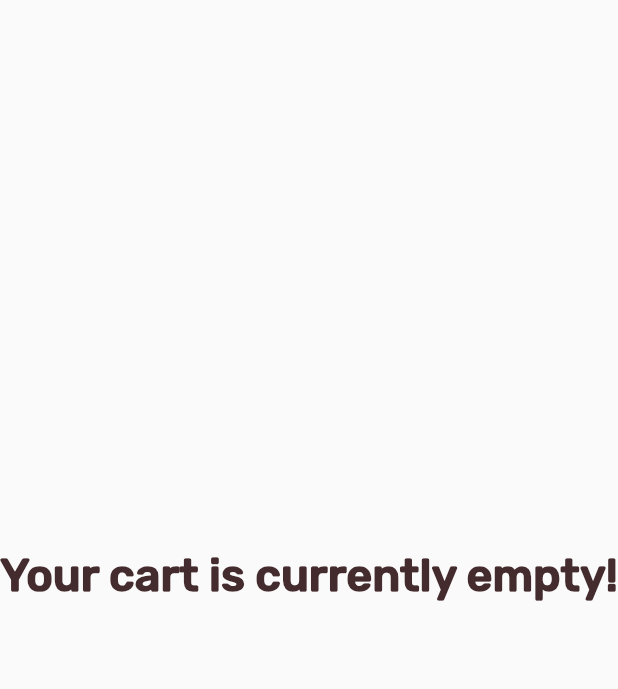
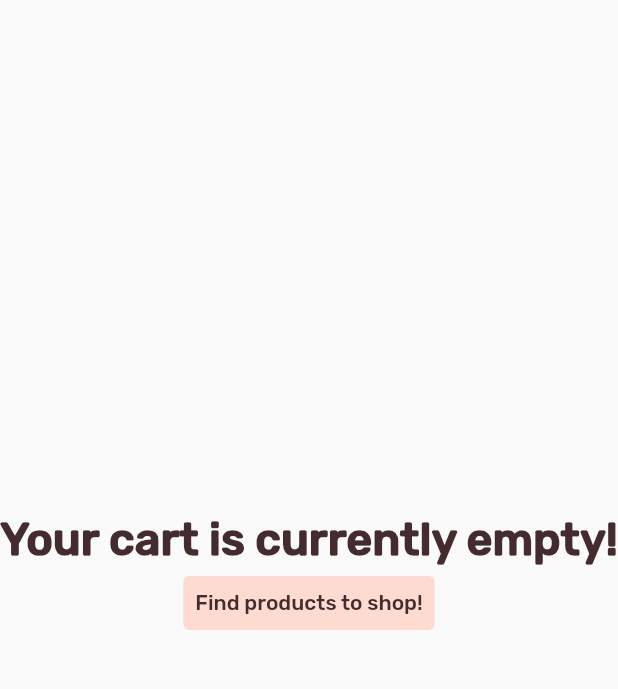
Before and after one commit to kathiravanrs/shopping_app, a Flutter app: the CartPage screen opened by its route, on a phone screen of 412 x 824 dp, the part 84-773 px from its top. Run offline on Flutter 3.47's test engine with Material 2 defaults, Android fonts, the phone set to English and light mode, and no system bars; our stand-ins replace firebase_auth, firebase_core, firebase_database, shared_preferences; accounts and stored records are empty.

Commit message:
cart page added

```diff
--- a/lib/pages/cartpage.dart
+++ b/lib/pages/cartpage.dart
@@ -52,16 +52,45 @@ class _CartPageState extends State<CartPage> {
         ),
       ],
     );
+    var cartItems = [];
+
+    Widget body = Center(
+      child: Column(
+        mainAxisAlignment: MainAxisAlignment.center,
+        children: [
+          const Text(
+            "Your cart is currently empty!",
+            style: TextStyle(fontSize: 30, fontWeight: FontWeight.bold),
+          ),
+          TextButton(
+              onPressed: () {
+                Navigator.pushNamedAndRemoveUntil(context, '/start', (route) => false);
+              },
+              style: TextButton.styleFrom(
+                  foregroundColor: kShrineBrown900, backgroundColor: kShrinePink100),
+              child: const Text("Find products to shop!")),
+        ],
+      ),
+    );
+
+    if (cartItems.isNotEmpty) {
+      body = Center(
+        child: Row(
+          mainAxisAlignment: MainAxisAlignment.start,
+          children: const [
+            Text(
+              "Your cart is currently not empty!",
+              style: TextStyle(fontSize: 30, fontWeight: FontWeight.bold),
+            ),
+          ],
+        ),
+      );
+    }
 
     return Scaffold(
       drawer: const SideDrawer(),
       appBar: cartAppBar,
-      body: const Center(
-        child: Text(
-          "Your cart is currently empty!",
-          style: TextStyle(fontSize: 30, fontWeight: FontWeight.bold),
-        ),
-      ),
+      body: body,
     );
   }
 }
--- /dev/null
+++ b/lib/widgets/cart_item.dart
@@ -0,0 +1,10 @@
+import 'package:flutter/material.dart';
+
+class CartItem extends StatelessWidget {
+  const CartItem({Key? key}) : super(key: key);
+
+  @override
+  Widget build(BuildContext context) {
+    return Container();
+  }
+}
```
